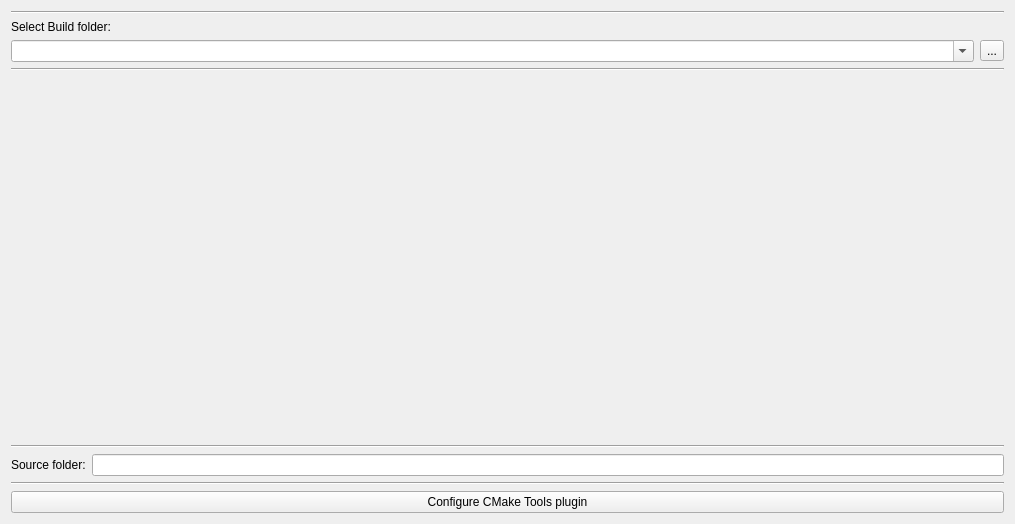
The window that addons/cmake-tools/cmaketoolswidget.ui (poa00/kate) describes before a commit, drawn with Qt 5.
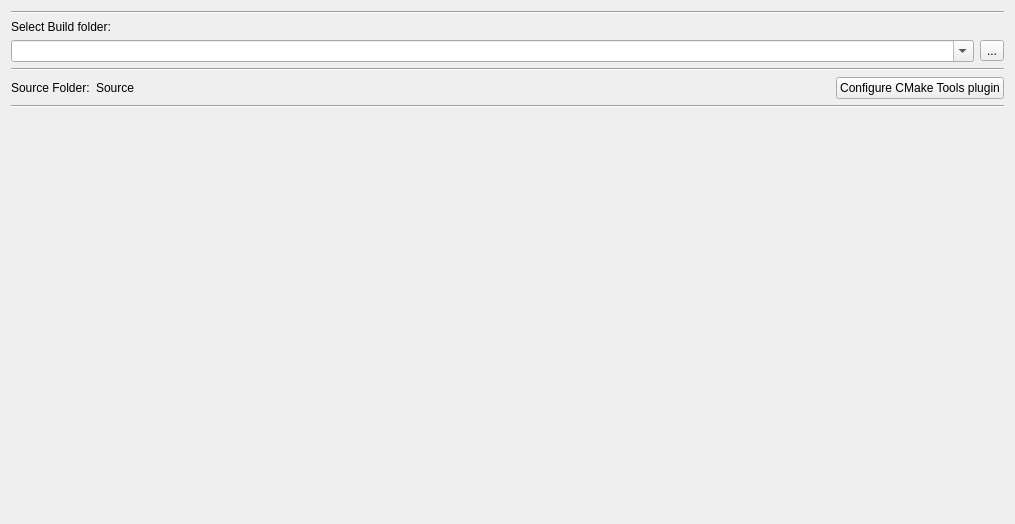
The same window after the commit.

The edit to the form file:
```diff
--- a/addons/cmake-tools/cmaketoolswidget.ui
+++ b/addons/cmake-tools/cmaketoolswidget.ui
@@ -53,6 +53,51 @@
      </property>
     </widget>
    </item>
+   <item>
+    <layout class="QHBoxLayout" name="horizontalLayout_2">
+     <item>
+      <widget class="QLabel" name="label_2">
+       <property name="text">
+        <string>Source Folder:</string>
+       </property>
+      </widget>
+     </item>
+     <item>
+      <widget class="QLabel" name="sourceDirectoryPath">
+       <property name="text">
+        <string>Source</string>
+       </property>
+      </widget>
+     </item>
+     <item>
+      <spacer name="horizontalSpacer">
+       <property name="orientation">
+        <enum>Qt::Horizontal</enum>
+       </property>
+       <property name="sizeHint" stdset="0">
+        <size>
+         <width>40</width>
+         <height>20</height>
+        </size>
+       </property>
+      </spacer>
+     </item>
+     <item>
+      <widget class="QPushButton" name="configureCMakeToolsButton">
+       <property name="text">
+        <string>Configure CMake Tools plugin</string>
+       </property>
+      </widget>
+     </item>
+    </layout>
+   </item>
+   <item>
+    <widget class="Line" name="line_4">
+     <property name="orientation">
+      <enum>Qt::Horizontal</enum>
+     </property>
+    </widget>
+   </item>
    <item>
     <spacer name="verticalSpacer">
      <property name="orientation">
@@ -66,45 +111,6 @@
      </property>
     </spacer>
    </item>
-   <item>
-    <widget class="Line" name="line_4">
-     <property name="orientation">
-      <enum>Qt::Horizontal</enum>
-     </property>
-    </widget>
-   </item>
-   <item>
-    <layout class="QHBoxLayout" name="horizontalLayout">
-     <item>
-      <widget class="QLabel" name="sourcefolder">
-       <property name="text">
-        <string>Source folder:</string>
-       </property>
-      </widget>
-     </item>
-     <item>
-      <widget class="QLineEdit" name="sourceDirectoryPath"/>
-     </item>
-    </layout>
-   </item>
-   <item>
-    <widget class="Line" name="line_2">
-     <property name="orientation">
-      <enum>Qt::Horizontal</enum>
-     </property>
-    </widget>
-   </item>
-   <item>
-    <layout class="QHBoxLayout" name="horizontalLayout_2">
-     <item>
-      <widget class="QPushButton" name="configureCMakeToolsButton">
-       <property name="text">
-        <string>Configure CMake Tools plugin</string>
-       </property>
-      </widget>
-     </item>
-    </layout>
-   </item>
   </layout>
  </widget>
  <resources/>
```
